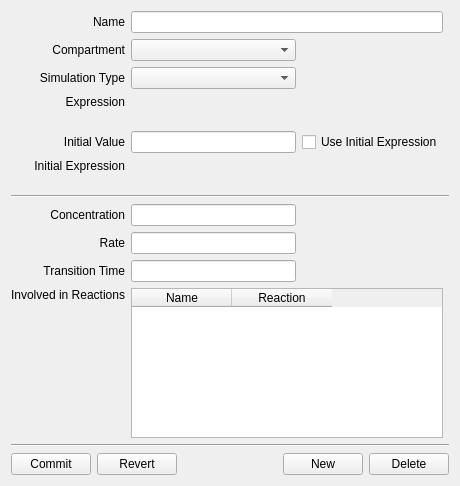
First picture: the form in copasi/UI/CQSpeciesDetail.ui, repository copasi/COPASI, before the edit.
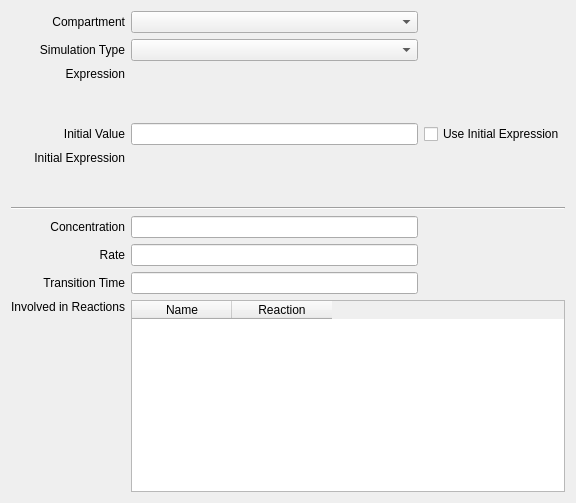
Second picture: the form after the edit. Custom widgets are drawn as their Qt base class.

Diff of the .ui file:
```diff
--- a/copasi/UI/CQSpeciesDetail.ui
+++ b/copasi/UI/CQSpeciesDetail.ui
@@ -20,8 +20,8 @@
    <rect>
     <x>0</x>
     <y>0</y>
-    <width>460</width>
-    <height>486</height>
+    <width>576</width>
+    <height>503</height>
    </rect>
   </property>
   <property name="sizePolicy">
@@ -33,29 +33,8 @@
   <property name="caption" stdset="0">
    <string>Metabolite</string>
   </property>
-  <layout class="QVBoxLayout" name="verticalLayout">
-   <item>
     <layout class="QGridLayout" name="gridLayout">
      <item row="0" column="0">
-      <widget class="QLabel" name="mpLblName">
-       <property name="sizePolicy">
-        <sizepolicy hsizetype="Preferred" vsizetype="Minimum">
-         <horstretch>0</horstretch>
-         <verstretch>0</verstretch>
-        </sizepolicy>
-       </property>
-       <property name="text">
-        <string>Name</string>
-       </property>
-       <property name="alignment">
-        <set>Qt::AlignRight|Qt::AlignTrailing|Qt::AlignVCenter</set>
-       </property>
-       <property name="wordWrap">
-        <bool>false</bool>
-       </property>
-      </widget>
-     </item>
-     <item row="1" column="0">
       <widget class="QLabel" name="mpLblCompartment">
        <property name="sizePolicy">
         <sizepolicy hsizetype="Preferred" vsizetype="Minimum">
@@ -74,7 +53,7 @@
        </property>
       </widget>
      </item>
-     <item row="1" column="1">
+   <item row="0" column="1">
       <widget class="QComboBox" name="mpComboBoxCompartment">
        <property name="sizePolicy">
         <sizepolicy hsizetype="MinimumExpanding" vsizetype="Fixed">
@@ -84,7 +63,7 @@
        </property>
       </widget>
      </item>
-     <item row="2" column="0">
+   <item row="1" column="0">
       <widget class="QLabel" name="mpLblType">
        <property name="sizePolicy">
         <sizepolicy hsizetype="Preferred" vsizetype="Minimum">
@@ -103,7 +82,7 @@
        </property>
       </widget>
      </item>
-     <item row="2" column="1">
+   <item row="1" column="1">
       <widget class="QComboBox" name="mpComboBoxType">
        <property name="sizePolicy">
         <sizepolicy hsizetype="MinimumExpanding" vsizetype="Fixed">
@@ -113,7 +92,7 @@
        </property>
       </widget>
      </item>
-     <item row="3" column="0">
+   <item row="2" column="0">
       <widget class="QLabel" name="mpLblExpression">
        <property name="sizePolicy">
         <sizepolicy hsizetype="Preferred" vsizetype="Minimum">
@@ -128,11 +107,26 @@
         <set>Qt::AlignRight|Qt::AlignTop|Qt::AlignTrailing</set>
        </property>
        <property name="wordWrap">
-        <bool>false</bool>
+      <bool>true</bool>
        </property>
       </widget>
      </item>
-     <item row="4" column="0">
+   <item row="2" column="1" colspan="2">
+    <widget class="CQExpressionMmlStackedWidget" name="mpExpressionEMW">
+     <property name="minimumSize">
+      <size>
+       <width>300</width>
+       <height>30</height>
+      </size>
+     </property>
+     <property name="focusPolicy">
+      <enum>Qt::TabFocus</enum>
+     </property>
+     <widget class="QWidget" name="page"/>
+     <widget class="QWidget" name="page_2"/>
+    </widget>
+   </item>
+   <item row="3" column="0">
       <widget class="QLabel" name="mpLblInitialValue">
        <property name="sizePolicy">
         <sizepolicy hsizetype="Preferred" vsizetype="Preferred">
@@ -151,7 +145,24 @@
        </property>
       </widget>
      </item>
-     <item row="5" column="0">
+   <item row="3" column="1">
+    <widget class="QLineEdit" name="mpEditInitialValue">
+     <property name="sizePolicy">
+      <sizepolicy hsizetype="MinimumExpanding" vsizetype="Preferred">
+       <horstretch>0</horstretch>
+       <verstretch>0</verstretch>
+      </sizepolicy>
+     </property>
+    </widget>
+   </item>
+   <item row="3" column="2">
+    <widget class="QCheckBox" name="mpBoxUseInitialExpression">
+     <property name="text">
+      <string>Use Initial Expression</string>
+     </property>
+    </widget>
+   </item>
+   <item row="4" column="0">
       <widget class="QLabel" name="mpLblInitialExpression">
        <property name="sizePolicy">
         <sizepolicy hsizetype="Preferred" vsizetype="Minimum">
@@ -166,11 +177,26 @@
         <set>Qt::AlignRight|Qt::AlignTop|Qt::AlignTrailing</set>
        </property>
        <property name="wordWrap">
-        <bool>false</bool>
+      <bool>true</bool>
        </property>
       </widget>
      </item>
-     <item row="6" column="0" colspan="4">
+   <item row="4" column="1" colspan="2">
+    <widget class="CQExpressionMmlStackedWidget" name="mpInitialExpressionEMW">
+     <property name="minimumSize">
+      <size>
+       <width>300</width>
+       <height>30</height>
+      </size>
+     </property>
+     <property name="focusPolicy">
+      <enum>Qt::TabFocus</enum>
+     </property>
+     <widget class="QWidget" name="page_3"/>
+     <widget class="QWidget" name="page_4"/>
+    </widget>
+   </item>
+   <item row="5" column="0" colspan="3">
       <widget class="Line" name="mpLine1">
        <property name="frameShape">
         <enum>QFrame::HLine</enum>
@@ -180,7 +206,7 @@
        </property>
       </widget>
      </item>
-     <item row="7" column="0">
+   <item row="6" column="0">
       <widget class="QLabel" name="mpLblValue">
        <property name="sizePolicy">
         <sizepolicy hsizetype="Preferred" vsizetype="Minimum">
@@ -199,7 +225,20 @@
        </property>
       </widget>
      </item>
-     <item row="8" column="0">
+   <item row="6" column="1">
+    <widget class="QLineEdit" name="mpEditCurrentValue">
+     <property name="sizePolicy">
+      <sizepolicy hsizetype="MinimumExpanding" vsizetype="Preferred">
+       <horstretch>0</horstretch>
+       <verstretch>0</verstretch>
+      </sizepolicy>
+     </property>
+     <property name="readOnly">
+      <bool>true</bool>
+     </property>
+    </widget>
+   </item>
+   <item row="7" column="0">
       <widget class="QLabel" name="mpLblRate">
        <property name="sizePolicy">
         <sizepolicy hsizetype="Preferred" vsizetype="Minimum">
@@ -218,7 +257,20 @@
        </property>
       </widget>
      </item>
-     <item row="9" column="0">
+   <item row="7" column="1">
+    <widget class="QLineEdit" name="mpEditRate">
+     <property name="sizePolicy">
+      <sizepolicy hsizetype="MinimumExpanding" vsizetype="Preferred">
+       <horstretch>0</horstretch>
+       <verstretch>0</verstretch>
+      </sizepolicy>
+     </property>
+     <property name="readOnly">
+      <bool>true</bool>
+     </property>
+    </widget>
+   </item>
+   <item row="8" column="0">
       <widget class="QLabel" name="mpLblTransitionTime">
        <property name="sizePolicy">
         <sizepolicy hsizetype="Preferred" vsizetype="Minimum">
@@ -237,7 +289,20 @@
        </property>
       </widget>
      </item>
-     <item row="10" column="0">
+   <item row="8" column="1">
+    <widget class="QLineEdit" name="mpEditTransitionTime">
+     <property name="sizePolicy">
+      <sizepolicy hsizetype="MinimumExpanding" vsizetype="Preferred">
+       <horstretch>0</horstretch>
+       <verstretch>0</verstretch>
+      </sizepolicy>
+     </property>
+     <property name="readOnly">
+      <bool>true</bool>
+     </property>
+    </widget>
+   </item>
+   <item row="9" column="0">
       <widget class="QLabel" name="mpLblReactions">
        <property name="sizePolicy">
         <sizepolicy hsizetype="Preferred" vsizetype="Minimum">
@@ -259,17 +324,7 @@
        </property>
       </widget>
      </item>
-     <item row="12" column="0" colspan="4">
-      <widget class="Line" name="mpLine2">
-       <property name="frameShape">
-        <enum>QFrame::HLine</enum>
-       </property>
-       <property name="frameShadow">
-        <enum>QFrame::Sunken</enum>
-       </property>
-      </widget>
-     </item>
-     <item row="10" column="1" colspan="2">
+   <item row="9" column="1" colspan="2">
       <widget class="QTableWidget" name="mpReactionTable">
        <property name="selectionBehavior">
         <enum>QAbstractItemView::SelectRows</enum>
@@ -295,165 +350,6 @@
        </column>
       </widget>
      </item>
-     <item row="9" column="1">
-      <widget class="QLineEdit" name="mpEditTransitionTime">
-       <property name="sizePolicy">
-        <sizepolicy hsizetype="MinimumExpanding" vsizetype="Preferred">
-         <horstretch>0</horstretch>
-         <verstretch>0</verstretch>
-        </sizepolicy>
-       </property>
-       <property name="readOnly">
-        <bool>true</bool>
-       </property>
-      </widget>
-     </item>
-     <item row="8" column="1">
-      <widget class="QLineEdit" name="mpEditRate">
-       <property name="sizePolicy">
-        <sizepolicy hsizetype="MinimumExpanding" vsizetype="Preferred">
-         <horstretch>0</horstretch>
-         <verstretch>0</verstretch>
-        </sizepolicy>
-       </property>
-       <property name="readOnly">
-        <bool>true</bool>
-       </property>
-      </widget>
-     </item>
-     <item row="7" column="1">
-      <widget class="QLineEdit" name="mpEditCurrentValue">
-       <property name="sizePolicy">
-        <sizepolicy hsizetype="MinimumExpanding" vsizetype="Preferred">
-         <horstretch>0</horstretch>
-         <verstretch>0</verstretch>
-        </sizepolicy>
-       </property>
-       <property name="readOnly">
-        <bool>true</bool>
-       </property>
-      </widget>
-     </item>
-     <item row="5" column="1" colspan="2">
-      <widget class="CQExpressionMmlStackedWidget" name="mpInitialExpressionEMW">
-       <property name="minimumSize">
-        <size>
-         <width>300</width>
-         <height>30</height>
-        </size>
-       </property>
-       <property name="focusPolicy">
-        <enum>Qt::TabFocus</enum>
-       </property>
-       <widget class="QWidget" name="page_3"/>
-       <widget class="QWidget" name="page_4"/>
-      </widget>
-     </item>
-     <item row="4" column="1">
-      <widget class="QLineEdit" name="mpEditInitialValue">
-       <property name="sizePolicy">
-        <sizepolicy hsizetype="MinimumExpanding" vsizetype="Preferred">
-         <horstretch>0</horstretch>
-         <verstretch>0</verstretch>
-        </sizepolicy>
-       </property>
-      </widget>
-     </item>
-     <item row="3" column="1" colspan="2">
-      <widget class="CQExpressionMmlStackedWidget" name="mpExpressionEMW">
-       <property name="minimumSize">
-        <size>
-         <width>300</width>
-         <height>30</height>
-        </size>
-       </property>
-       <property name="focusPolicy">
-        <enum>Qt::TabFocus</enum>
-       </property>
-       <widget class="QWidget" name="page"/>
-       <widget class="QWidget" name="page_2"/>
-      </widget>
-     </item>
-     <item row="0" column="1" colspan="2">
-      <widget class="QLineEdit" name="mpEditName">
-       <property name="sizePolicy">
-        <sizepolicy hsizetype="MinimumExpanding" vsizetype="Fixed">
-         <horstretch>0</horstretch>
-         <verstretch>0</verstretch>
-        </sizepolicy>
-       </property>
-      </widget>
-     </item>
-     <item row="4" column="2">
-      <widget class="QCheckBox" name="mpBoxUseInitialExpression">
-       <property name="text">
-        <string>Use Initial Expression</string>
-       </property>
-      </widget>
-     </item>
-     <item row="11" column="1" colspan="2">
-      <spacer name="mpSpacer">
-       <property name="orientation">
-        <enum>Qt::Vertical</enum>
-       </property>
-       <property name="sizeType">
-        <enum>QSizePolicy::Expanding</enum>
-       </property>
-       <property name="sizeHint" stdset="0">
-        <size>
-         <width>17</width>
-         <height>13</height>
-        </size>
-       </property>
-      </spacer>
-     </item>
-    </layout>
-   </item>
-   <item>
-    <layout class="QHBoxLayout" name="mpBtnLayout">
-     <item>
-      <widget class="QPushButton" name="mpBtnCommit">
-       <property name="text">
-        <string>Commit</string>
-       </property>
-      </widget>
-     </item>
-     <item>
-      <widget class="QPushButton" name="mpBtnRevert">
-       <property name="text">
-        <string>Revert</string>
-       </property>
-      </widget>
-     </item>
-     <item>
-      <spacer name="mpBtnSpacer">
-       <property name="orientation">
-        <enum>Qt::Horizontal</enum>
-       </property>
-       <property name="sizeHint" stdset="0">
-        <size>
-         <width>40</width>
-         <height>20</height>
-        </size>
-       </property>
-      </spacer>
-     </item>
-     <item>
-      <widget class="QPushButton" name="mpBtnNew">
-       <property name="text">
-        <string>New</string>
-       </property>
-      </widget>
-     </item>
-     <item>
-      <widget class="QPushButton" name="mpBtnDelete">
-       <property name="text">
-        <string>Delete</string>
-       </property>
-      </widget>
-     </item>
-    </layout>
-   </item>
   </layout>
  </widget>
  <layoutdefault spacing="6" margin="11"/>
```
Left out of the diff: 90 changed lines with no effect on the pictures. Lines whose indentation alone changed are shown as unchanged.
